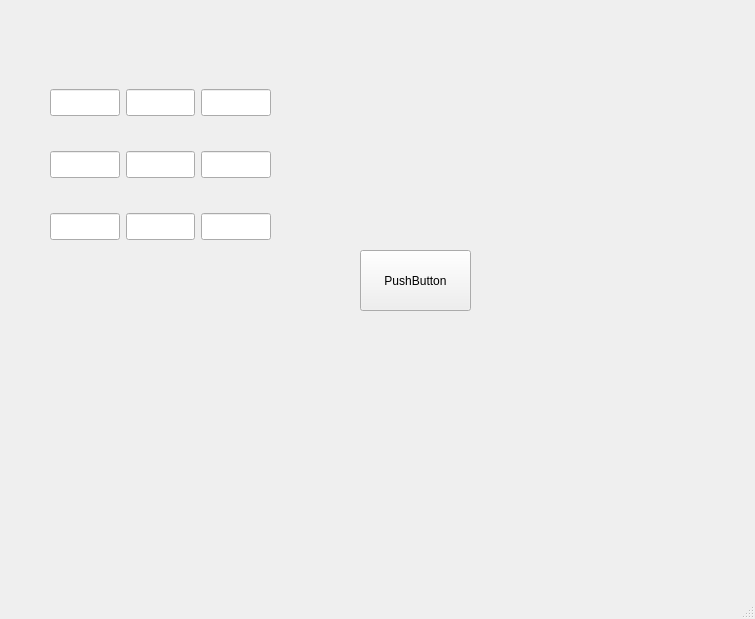
Qt form C++/qt/MatrixPro/Matrix/mainwindow.ui (ilya-uzun/Learning) before a commit.
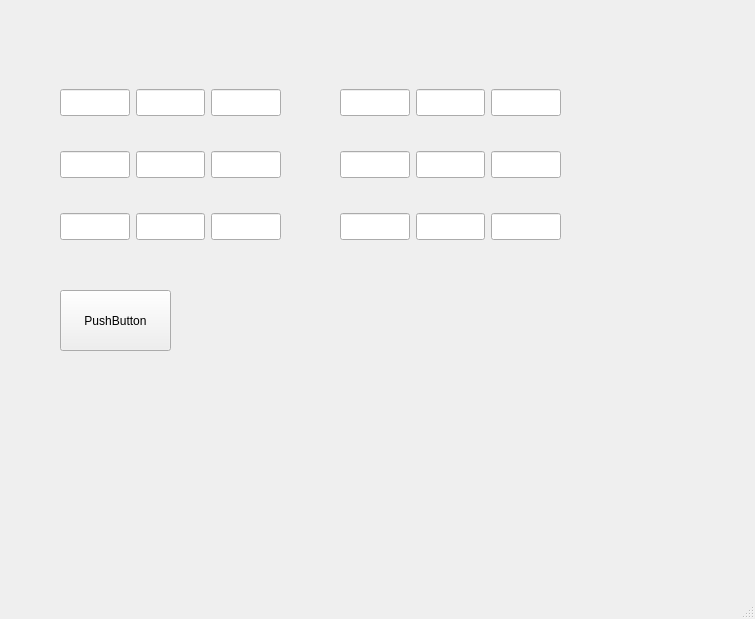
The same form after that commit.

Commit message: Добавил новую таблицу

Patch:
```diff
--- a/C++/qt/MatrixPro/Matrix/mainwindow.ui
+++ b/C++/qt/MatrixPro/Matrix/mainwindow.ui
@@ -17,8 +17,8 @@
    <widget class="QPushButton" name="pushButton">
     <property name="geometry">
      <rect>
-      <x>360</x>
-      <y>250</y>
+      <x>60</x>
+      <y>290</y>
       <width>111</width>
       <height>61</height>
      </rect>
@@ -27,11 +27,11 @@
      <string>PushButton</string>
     </property>
    </widget>
-   <widget class="QWidget" name="">
+   <widget class="QWidget" name="layoutWidget">
     <property name="geometry">
      <rect>
-      <x>50</x>
-      <y>330</y>
+      <x>60</x>
+      <y>370</y>
       <width>221</width>
       <height>191</height>
      </rect>
@@ -102,10 +102,10 @@
      </item>
     </layout>
    </widget>
-   <widget class="QWidget" name="">
+   <widget class="QWidget" name="layoutWidget">
     <property name="geometry">
      <rect>
-      <x>50</x>
+      <x>60</x>
       <y>60</y>
       <width>221</width>
       <height>211</height>
@@ -142,26 +142,6 @@
        </property>
       </widget>
      </item>
-     <item row="1" column="0">
-      <widget class="QLineEdit" name="lineEdit_5">
-       <property name="font">
-        <font>
-         <pointsize>12</pointsize>
-         <stylestrategy>PreferDefault</stylestrategy>
-        </font>
-       </property>
-      </widget>
-     </item>
-     <item row="1" column="1">
-      <widget class="QLineEdit" name="lineEdit_4">
-       <property name="font">
-        <font>
-         <pointsize>12</pointsize>
-         <stylestrategy>PreferDefault</stylestrategy>
-        </font>
-       </property>
-      </widget>
-     </item>
      <item row="1" column="2">
       <widget class="QLineEdit" name="lineEdit_6">
        <property name="font">
@@ -194,6 +174,128 @@
      </item>
      <item row="2" column="2">
       <widget class="QLineEdit" name="lineEdit_9">
+       <property name="font">
+        <font>
+         <pointsize>12</pointsize>
+         <stylestrategy>PreferDefault</stylestrategy>
+        </font>
+       </property>
+      </widget>
+     </item>
+     <item row="1" column="1">
+      <widget class="QLineEdit" name="lineEdit_5">
+       <property name="font">
+        <font>
+         <pointsize>12</pointsize>
+         <stylestrategy>PreferDefault</stylestrategy>
+        </font>
+       </property>
+      </widget>
+     </item>
+     <item row="1" column="0">
+      <widget class="QLineEdit" name="lineEdit_4">
+       <property name="font">
+        <font>
+         <pointsize>12</pointsize>
+         <stylestrategy>PreferDefault</stylestrategy>
+        </font>
+       </property>
+      </widget>
+     </item>
+    </layout>
+   </widget>
+   <widget class="QWidget" name="layoutWidget_2">
+    <property name="geometry">
+     <rect>
+      <x>340</x>
+      <y>60</y>
+      <width>221</width>
+      <height>211</height>
+     </rect>
+    </property>
+    <layout class="QGridLayout" name="gridLayout_2">
+     <item row="0" column="0">
+      <widget class="QLineEdit" name="lineEdit_10">
+       <property name="font">
+        <font>
+         <pointsize>12</pointsize>
+         <stylestrategy>PreferDefault</stylestrategy>
+        </font>
+       </property>
+      </widget>
+     </item>
+     <item row="0" column="1">
+      <widget class="QLineEdit" name="lineEdit_11">
+       <property name="font">
+        <font>
+         <pointsize>12</pointsize>
+         <stylestrategy>PreferDefault</stylestrategy>
+        </font>
+       </property>
+      </widget>
+     </item>
+     <item row="0" column="2">
+      <widget class="QLineEdit" name="lineEdit_12">
+       <property name="font">
+        <font>
+         <pointsize>12</pointsize>
+         <stylestrategy>PreferDefault</stylestrategy>
+        </font>
+       </property>
+      </widget>
+     </item>
+     <item row="1" column="0">
+      <widget class="QLineEdit" name="lineEdit_13">
+       <property name="font">
+        <font>
+         <pointsize>12</pointsize>
+         <stylestrategy>PreferDefault</stylestrategy>
+        </font>
+       </property>
+      </widget>
+     </item>
+     <item row="1" column="1">
+      <widget class="QLineEdit" name="lineEdit_14">
+       <property name="font">
+        <font>
+         <pointsize>12</pointsize>
+         <stylestrategy>PreferDefault</stylestrategy>
+        </font>
+       </property>
+      </widget>
+     </item>
+     <item row="1" column="2">
+      <widget class="QLineEdit" name="lineEdit_15">
+       <property name="font">
+        <font>
+         <pointsize>12</pointsize>
+         <stylestrategy>PreferDefault</stylestrategy>
+        </font>
+       </property>
+      </widget>
+     </item>
+     <item row="2" column="0">
+      <widget class="QLineEdit" name="lineEdit_16">
+       <property name="font">
+        <font>
+         <pointsize>12</pointsize>
+         <stylestrategy>PreferDefault</stylestrategy>
+        </font>
+       </property>
+      </widget>
+     </item>
+     <item row="2" column="1">
+      <widget class="QLineEdit" name="lineEdit_17">
+       <property name="font">
+        <font>
+         <pointsize>12</pointsize>
+         <stylestrategy>PreferDefault</stylestrategy>
+        </font>
+       </property>
+      </widget>
+     </item>
+     <item row="2" column="2">
+      <widget class="QLineEdit" name="lineEdit_18">
        <property name="font">
         <font>
          <pointsize>12</pointsize>
```
Left out of the diff: 26 changed lines with no effect on the pictures. The commit also changes 2 other files.
